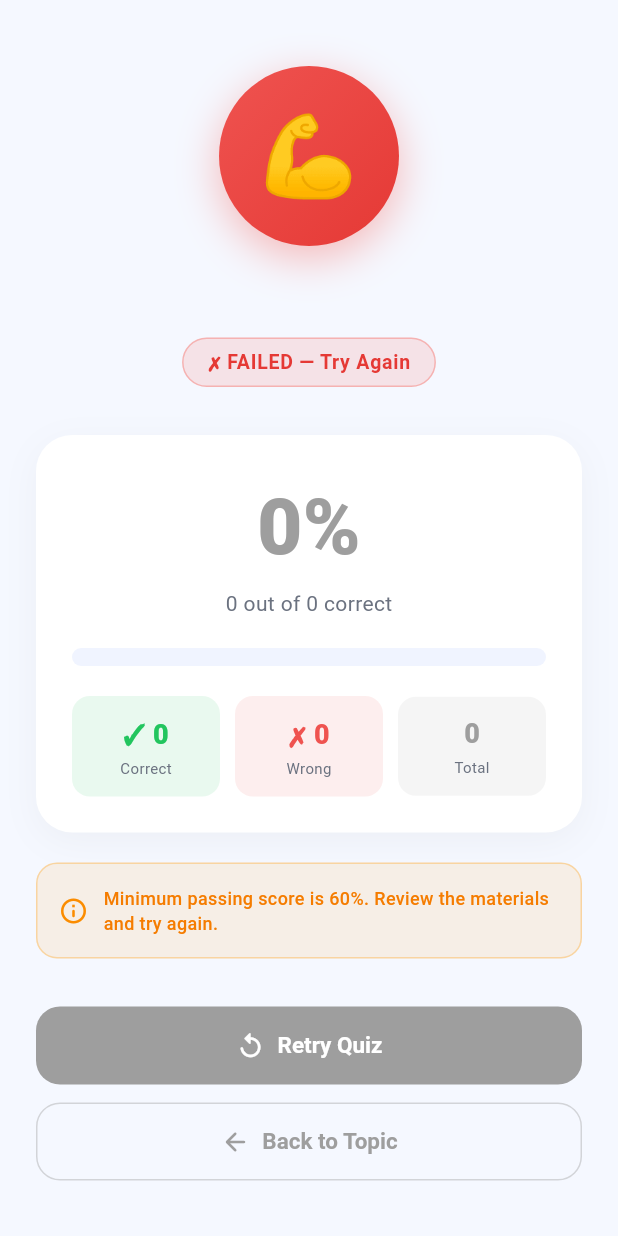
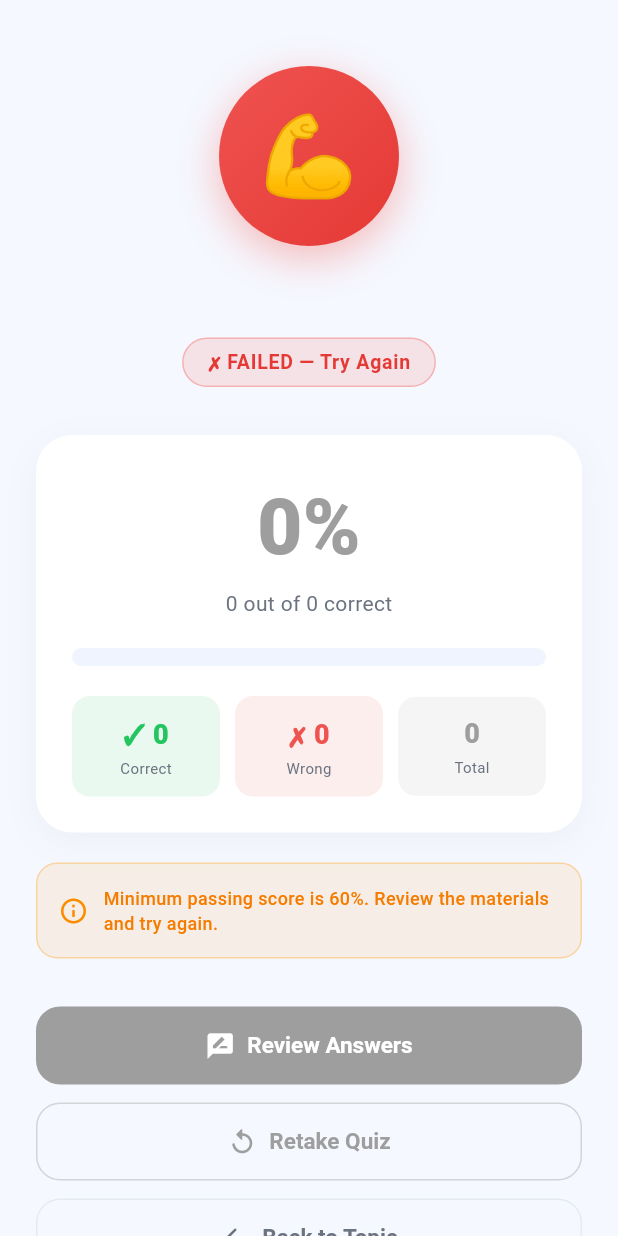
Before and after one commit to ilhamyhm/learnnova, a Flutter app: the QuizResultScreen screen opened directly with sample values from the repository, on a phone screen of 412 x 824 dp. Run offline on Flutter 3.47's test engine with Material 3 defaults, Android fonts, the phone set to English and light mode, and no system bars; our stand-ins replace firebase_auth, firebase_core, shared_preferences; accounts and stored records are empty.

Commit message:
feat: implement quiz system screens, user profile, settings, and API service integration

```diff
--- a/lib/screens/quiz/quiz_result_screen.dart
+++ b/lib/screens/quiz/quiz_result_screen.dart
@@ -2,6 +2,7 @@ import 'package:flutter/material.dart';
 import '../../constants/app_colors.dart';
 import '../../models/module_model.dart';
 import '../../models/quiz_model.dart';
+import 'quiz_review_screen.dart';
 
 /// Displays the quiz completion result: score, pass/fail status,
 /// and action buttons to retry or return to the module.
@@ -21,12 +22,13 @@ class QuizResultScreen extends StatelessWidget {
 
   @override
   Widget build(BuildContext context) {
+    final colors = context.colors;
     final color = moduleColor;
     final score = result.scorePercent;
     final passed = result.isPassed;
 
     return Scaffold(
-      backgroundColor: AppColors.background,
+      backgroundColor: colors.background,
       body: SafeArea(
         child: SingleChildScrollView(
           padding: const EdgeInsets.all(24),
@@ -69,8 +71,8 @@ class QuizResultScreen extends StatelessWidget {
               // Quiz title
               Text(
                 result.quizTitle,
-                style: const TextStyle(
-                  color: AppColors.textPrimary,
+                style: TextStyle(
+                  color: colors.textPrimary,
                   fontSize: 20,
                   fontWeight: FontWeight.w800,
                 ),
@@ -107,7 +109,7 @@ class QuizResultScreen extends StatelessWidget {
               Container(
                 padding: const EdgeInsets.all(24),
                 decoration: BoxDecoration(
-                  color: AppColors.cardBg,
+                  color: colors.cardBg,
                   borderRadius: BorderRadius.circular(24),
                   boxShadow: [
                     BoxShadow(
@@ -130,8 +132,8 @@ class QuizResultScreen extends StatelessWidget {
                     const SizedBox(height: 4),
                     Text(
                       '${result.correctAnswers} out of ${result.totalQuestions} correct',
-                      style: const TextStyle(
-                        color: AppColors.textSecondary,
+                      style: TextStyle(
+                        color: colors.textSecondary,
                         fontSize: 14,
                       ),
                     ),
@@ -140,7 +142,7 @@ class QuizResultScreen extends StatelessWidget {
                       borderRadius: BorderRadius.circular(8),
                       child: LinearProgressIndicator(
                         value: score / 100,
-                        backgroundColor: AppColors.surface,
+                        backgroundColor: colors.surface,
                         valueColor: AlwaysStoppedAnimation<Color>(
                           passed ? AppColors.success : Colors.red.shade400,
                         ),
@@ -155,18 +157,21 @@ class QuizResultScreen extends StatelessWidget {
                           '✓ ${result.correctAnswers}',
                           'Correct',
                           AppColors.success,
+                          colors,
                         ),
                         const SizedBox(width: 10),
                         _statChip(
                           '✗ ${result.totalQuestions - result.correctAnswers}',
                           'Wrong',
                           Colors.red.shade400,
+                          colors,
                         ),
                         const SizedBox(width: 10),
                         _statChip(
                           '${result.totalQuestions}',
                           'Total',
                           color,
+                          colors,
                         ),
                       ],
                     ),
@@ -180,7 +185,7 @@ class QuizResultScreen extends StatelessWidget {
                 padding: const EdgeInsets.all(14),
                 decoration: BoxDecoration(
                   color: passed
-                      ? AppColors.successLight
+                      ? colors.successLight
                       : Colors.orange.withValues(alpha: 0.1),
                   borderRadius: BorderRadius.circular(14),
                   border: Border.all(
@@ -221,27 +226,56 @@ class QuizResultScreen extends StatelessWidget {
               const SizedBox(height: 32),
 
               // Action buttons
+              SizedBox(
+                width: double.infinity,
+                child: ElevatedButton.icon(
+                  onPressed: () {
+                    Navigator.push(
+                      context,
+                      MaterialPageRoute(
+                        builder: (_) => QuizReviewScreen(
+                          result: result,
+                          moduleColor: color,
+                        ),
+                      ),
+                    );
+                  },
+                  icon: const Icon(Icons.rate_review_rounded, size: 20),
+                  label: const Text(
+                    'Review Answers',
+                    style: TextStyle(fontSize: 15, fontWeight: FontWeight.w700),
+                  ),
+                  style: ElevatedButton.styleFrom(
+                    backgroundColor: passed ? AppColors.success : color,
+                    foregroundColor: Colors.white,
+                    padding: const EdgeInsets.symmetric(vertical: 16),
+                    shape: RoundedRectangleBorder(
+                        borderRadius: BorderRadius.circular(16)),
+                    elevation: 0,
+                  ),
+                ),
+              ),
+              const SizedBox(height: 12),
               if (!passed) ...[
                 SizedBox(
                   width: double.infinity,
-                  child: ElevatedButton.icon(
+                  child: OutlinedButton.icon(
                     onPressed: () {
                       // Pop result and quiz screens, return to module
                       Navigator.pop(context);
                     },
                     icon: const Icon(Icons.replay_rounded, size: 20),
                     label: const Text(
-                      'Retry Quiz',
+                      'Retake Quiz',
                       style: TextStyle(
                           fontSize: 15, fontWeight: FontWeight.w700),
                     ),
-                    style: ElevatedButton.styleFrom(
-                      backgroundColor: color,
-                      foregroundColor: Colors.white,
+                    style: OutlinedButton.styleFrom(
+                      foregroundColor: color,
+                      side: BorderSide(color: color.withValues(alpha: 0.4)),
                       padding: const EdgeInsets.symmetric(vertical: 16),
                       shape: RoundedRectangleBorder(
                           borderRadius: BorderRadius.circular(16)),
-                      elevation: 0,
                     ),
                   ),
                 ),
@@ -262,9 +296,8 @@ class QuizResultScreen extends StatelessWidget {
                         fontSize: 15, fontWeight: FontWeight.w700),
                   ),
                   style: OutlinedButton.styleFrom(
-                    foregroundColor: color,
-                    side:
-                        BorderSide(color: color.withValues(alpha: 0.4)),
+                    foregroundColor: colors.textSecondary,
+                    side: BorderSide(color: colors.divider),
                     padding: const EdgeInsets.symmetric(vertical: 16),
                     shape: RoundedRectangleBorder(
                         borderRadius: BorderRadius.circular(16)),
@@ -279,7 +312,7 @@ class QuizResultScreen extends StatelessWidget {
     );
   }
 
-  Widget _statChip(String value, String label, Color color) {
+  Widget _statChip(String value, String label, Color color, dynamic colors) {
     return Expanded(
       child: Container(
         padding: const EdgeInsets.symmetric(vertical: 12),
@@ -300,8 +333,8 @@ class QuizResultScreen extends StatelessWidget {
             const SizedBox(height: 2),
             Text(
               label,
-              style: const TextStyle(
-                color: AppColors.textSecondary,
+              style: TextStyle(
+                color: colors.textSecondary as Color,
                 fontSize: 10,
               ),
             ),
```
